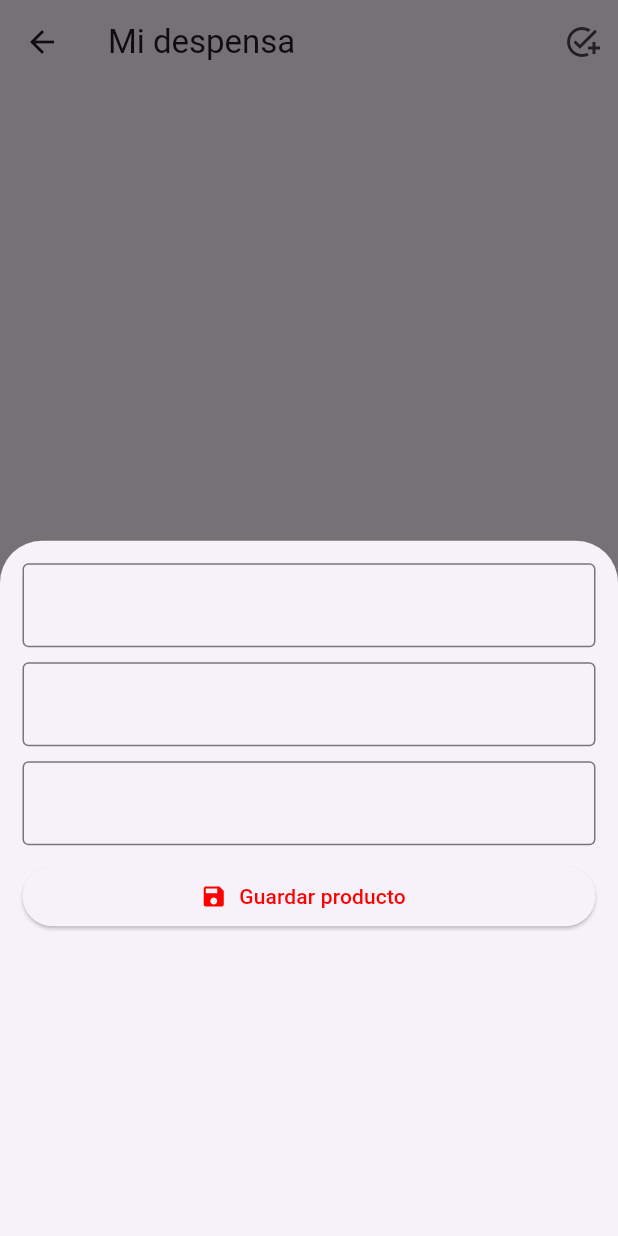
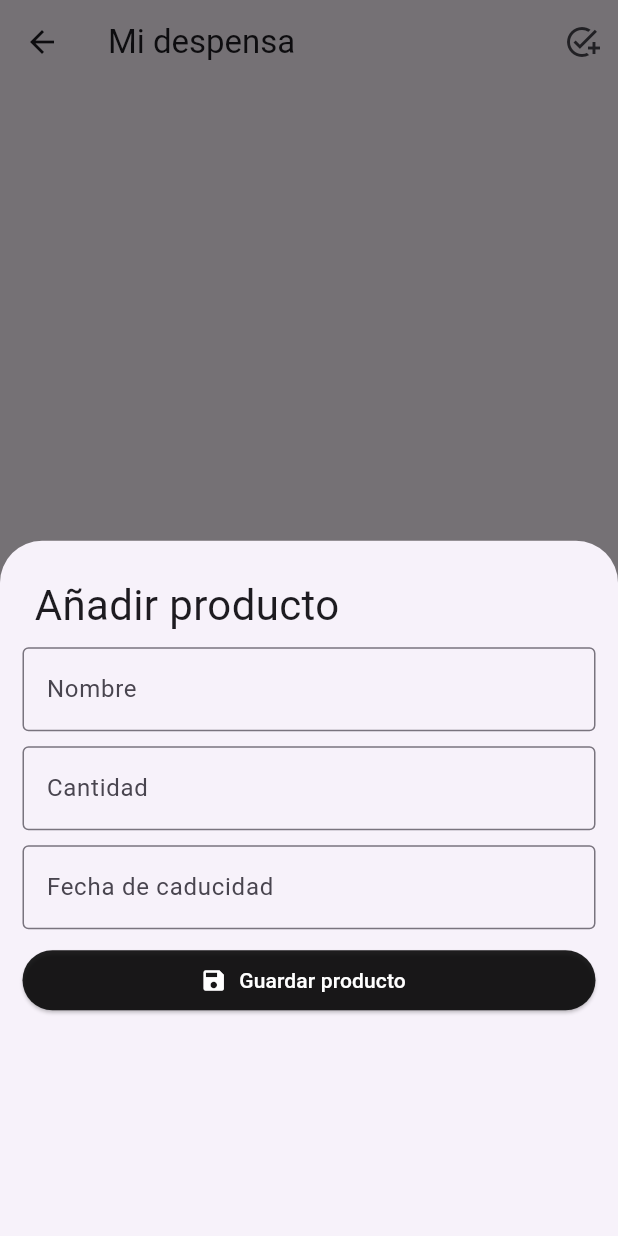
Before and after one commit to Frannqz/AppMoviles, a Flutter app: the DespensaScreen screen opened by its route, after a tap on the "add task" icon, on a phone screen of 412 x 824 dp. Run offline on Flutter 3.47's test engine with Material 3 defaults, Android fonts, the phone set to English and light mode, and no system bars; our stand-ins replace accordion, cloud_firestore, dio, firebase_auth, firebase_core, flutter_signin_button and 6 more; missing offline and left inert: art_sweetalert, day_night_switcher, splash_view; accounts and stored records are empty.

Commit message:
Add CRUD de productos en Firebase y detallado

```diff
--- a/lib/screens/despensa_screen.dart
+++ b/lib/screens/despensa_screen.dart
@@ -142,13 +142,15 @@ class _DespensaScreenState extends State<DespensaScreen> {
     final txtNombre = TextFormField(
       keyboardType: TextInputType.text,
       controller: conNombre,
-      decoration: const InputDecoration(border: OutlineInputBorder()),
+      decoration: const InputDecoration(
+          labelText: 'Nombre', border: OutlineInputBorder()),
     );
 
     final txtCantidad = TextFormField(
       keyboardType: TextInputType.number,
       controller: conCantidad,
-      decoration: const InputDecoration(border: OutlineInputBorder()),
+      decoration: const InputDecoration(
+          labelText: 'Cantidad', border: OutlineInputBorder()),
     );
 
     final btnAgregar = ElevatedButton.icon(
@@ -162,8 +164,7 @@ class _DespensaScreenState extends State<DespensaScreen> {
             Navigator.pop(context);
             String msj = "";
             if (value > 0) {
-                AppValueNotifier.banProducts.value = !AppValueNotifier
-                    .banProducts
+              AppValueNotifier.banProducts.value = !AppValueNotifier.banProducts
                   .value; //Se hace la negacion para los cambios de estado true o false
               msj = "Producto insertado";
             } else {
@@ -182,8 +183,7 @@ class _DespensaScreenState extends State<DespensaScreen> {
             Navigator.pop(context);
             String msj = "";
             if (value > 0) {
-                AppValueNotifier.banProducts.value = !AppValueNotifier
-                    .banProducts
+              AppValueNotifier.banProducts.value = !AppValueNotifier.banProducts
                   .value; //Se hace la negacion para los cambios de estado true o false
               msj = "Producto Actualizado";
             } else {
@@ -195,7 +195,11 @@ class _DespensaScreenState extends State<DespensaScreen> {
         }
       },
       icon: const Icon(Icons.save),
-        label: const Text('Guardar producto'));
+      label: const Text('Guardar producto'),
+      style: const ButtonStyle(
+          foregroundColor: MaterialStatePropertyAll(Colors.white),
+          backgroundColor: MaterialStatePropertyAll(Colors.black87)),
+    );
 
     final space = SizedBox(
       height: 10,
@@ -204,7 +208,8 @@ class _DespensaScreenState extends State<DespensaScreen> {
     final txtFecha = TextFormField(
       controller: conFecha,
       keyboardType: TextInputType.none, //Ocultamos el teclado
-      decoration: const InputDecoration(border: OutlineInputBorder()),
+      decoration: const InputDecoration(
+          labelText: 'Fecha de caducidad', border: OutlineInputBorder()),
       onTap: () async {
         //Siempre que lleve un await llevara un async
         DateTime? pickedDate = await showDatePicker(
@@ -233,6 +238,13 @@ class _DespensaScreenState extends State<DespensaScreen> {
           return ListView(
             padding: const EdgeInsets.all(15.0),
             children: [
+              const Padding(
+                padding: EdgeInsets.all(8.0),
+                child: Text(
+                  'Añadir producto',
+                  style: TextStyle(fontSize: 28),
+                ),
+              ),
               txtNombre,
               space,
               txtCantidad,
--- a/lib/screens/products_firebase_screen.dart
+++ b/lib/screens/products_firebase_screen.dart
@@ -1,3 +1,4 @@
+import 'package:cloud_firestore/cloud_firestore.dart';
 import 'package:flutter/material.dart';
 import 'package:intl/intl.dart';
 import 'package:prueba1/services/products_firebase.dart';
@@ -12,12 +13,18 @@ class ProductsFirebaseScreen extends StatefulWidget {
 class _ProductsFirebaseScreenState extends State<ProductsFirebaseScreen> {
   final productsFirebase = ProductsFirebase();
 
+  void _showModal(BuildContext context, [DocumentSnapshot? producto]) {
+    showModal(context, producto);
+  }
+
   @override
   Widget build(BuildContext context) {
     return Scaffold(
       floatingActionButton: FloatingActionButton(
-        child: const Icon(Icons.store),
-        onPressed: () => showModal(context),
+        backgroundColor: Colors.blueGrey,
+        foregroundColor: Colors.white,
+        child: const Icon(Icons.add_business),
+        onPressed: () => _showModal(context),
       ),
       appBar: AppBar(
         title: const Text("Productos de Firebase"),
@@ -29,7 +36,55 @@ class _ProductsFirebaseScreenState extends State<ProductsFirebaseScreen> {
             return ListView.builder(
               itemCount: snapshot.data!.docs.length,
               itemBuilder: (context, index) {
-                return Image.network(snapshot.data!.docs[index].get('imagen'));
+                final producto = snapshot.data!.docs[index];
+                return Container(
+                  margin:
+                      const EdgeInsets.symmetric(horizontal: 10, vertical: 20),
+                  decoration: BoxDecoration(
+                      borderRadius: BorderRadius.circular(10),
+                      color: Colors.black),
+                  padding: const EdgeInsets.all(8),
+                  child: Column(
+                    children: [
+                      Text(
+                        producto.get('nombre_producto'),
+                        style:
+                            const TextStyle(fontSize: 16, color: Colors.white),
+                      ),
+                      Text(
+                        'Cantidad: ' + producto.get('cantidad'),
+                        style:
+                            const TextStyle(fontSize: 16, color: Colors.white),
+                      ),
+                      Text(
+                        'Fecha caducidad: ' + producto.get('fecha_caducidad'),
+                        style:
+                            const TextStyle(fontSize: 16, color: Colors.white),
+                      ),
+                      const SizedBox(height: 5),
+                      Image.network(producto.get('imagen')),
+                      Row(
+                        mainAxisAlignment: MainAxisAlignment.spaceEvenly,
+                        children: [
+                          IconButton(
+                            onPressed: () {
+                              showModal(context, producto);
+                            },
+                            icon: Icon(Icons.edit),
+                            color: Colors.green,
+                          ),
+                          IconButton(
+                            onPressed: () {
+                              productsFirebase.borrar(producto.id);
+                            },
+                            icon: Icon(Icons.delete),
+                            color: Colors.red,
+                          )
+                        ],
+                      )
+                    ],
+                  ),
+                );
               },
             );
           } else {
@@ -44,44 +99,75 @@ class _ProductsFirebaseScreenState extends State<ProductsFirebaseScreen> {
     );
   }
 
-  showModal(context) {
+  showModal(context, DocumentSnapshot? producto) {
     //Controladores
     final conNombre = TextEditingController();
     final conCantidad = TextEditingController();
     final conFecha = TextEditingController();
 
+    if (producto != null) {
+      conNombre.text = producto.get('nombre_producto');
+      conCantidad.text = producto.get('cantidad');
+      conFecha.text = producto.get('fecha_caducidad');
+    }
+
     final txtNombre = TextFormField(
       keyboardType: TextInputType.text,
       controller: conNombre,
-      decoration: const InputDecoration(border: OutlineInputBorder()),
+      decoration: const InputDecoration(
+        labelText: 'Nombre',
+        border: OutlineInputBorder(),
+      ),
     );
 
     final txtCantidad = TextFormField(
       keyboardType: TextInputType.number,
       controller: conCantidad,
-      decoration: const InputDecoration(border: OutlineInputBorder()),
+      decoration: const InputDecoration(
+        labelText: 'Cantidad',
+        border: OutlineInputBorder(),
+      ),
     );
 
     final btnAgregar = ElevatedButton.icon(
-        onPressed: () {
+      onPressed: () {
+        if (producto == null) {
+          // Insertar nuevo producto
           productsFirebase.insertar({
             'cantidad': conCantidad.text,
             'fecha_caducidad': conFecha.text,
             'imagen': 'https://pbs.twimg.com/media/D26_kexX0AIQcuU.jpg',
             'nombre_producto': conNombre.text,
           });
-        },
-        icon: const Icon(Icons.save),
-        label: const Text('Guardar producto'));
+        } else {
+          // Actualizar producto existente
+          productsFirebase.actualizar({
+            'cantidad': conCantidad.text,
+            'fecha_caducidad': conFecha.text,
+            'imagen': 'https://pbs.twimg.com/media/D26_kexX0AIQcuU.jpg',
+            'nombre_producto': conNombre.text,
+          }, producto.id);
+        }
+        Navigator.pop(context);
+      },
+      icon: const Icon(Icons.save),
+      label:
+          Text(producto == null ? 'Guardar producto' : 'Actualizar producto'),
+      style: const ButtonStyle(
+        foregroundColor: MaterialStatePropertyAll(Colors.white),
+        backgroundColor: MaterialStatePropertyAll(Colors.black87),
+      ),
+    );
 
     final space = SizedBox(
-      height: 10,
+      height: 15,
     );
 
     final txtFecha = TextFormField(
       controller: conFecha,
       keyboardType: TextInputType.none, //Ocultamos el teclado
-      decoration: const InputDecoration(border: OutlineInputBorder()),
+      decoration: const InputDecoration(
+          labelText: 'Fecha caducidad', border: OutlineInputBorder()),
       onTap: () async {
         //Siempre que lleve un await llevara un async
         DateTime? pickedDate = await showDatePicker(
@@ -110,6 +196,13 @@ class _ProductsFirebaseScreenState extends State<ProductsFirebaseScreen> {
           return ListView(
             padding: const EdgeInsets.all(15.0),
             children: [
+              const Padding(
+                padding: EdgeInsets.all(8.0),
+                child: Text(
+                  'Producto',
+                  style: TextStyle(fontSize: 28),
+                ),
+              ),
               txtNombre,
               space,
               txtCantidad,
```
Lines whose indentation alone changed are shown as unchanged.
